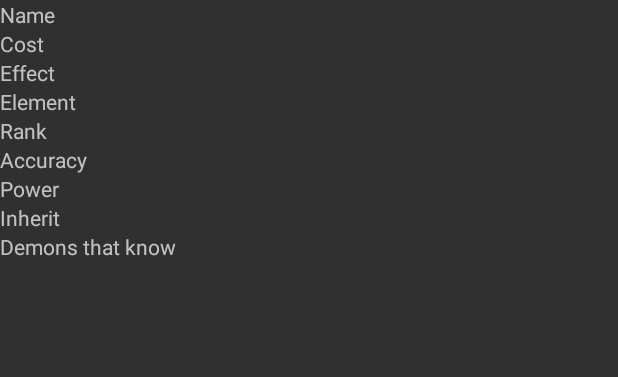
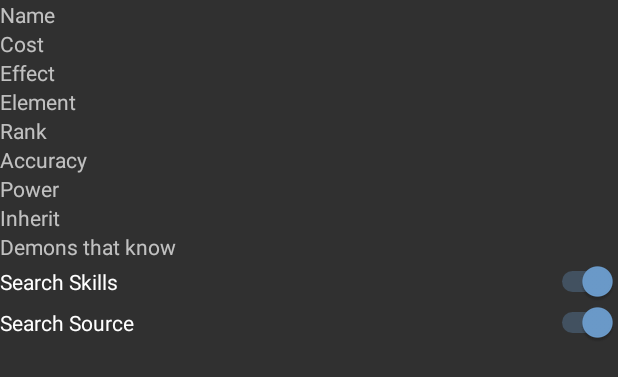
Before and after one commit to man-netcat/StrangeJourneyCompendium, an Android app: the layout activity_skill.xml on its own in the app's theme, with its tools: preview values and no code run, on a phone screen of 412 x 824 dp. Shown: the top 377 px of the screen. Run offline under Robolectric (Android 15) with nearby library versions, the phone set to English and light mode, and no system bars.

Commit message:
Added switches for advanced search, not functional yet

```diff
--- a/app/src/main/java/com/rickteuthof/strangejourneycompendium/DemonActivity.java
+++ b/app/src/main/java/com/rickteuthof/strangejourneycompendium/DemonActivity.java
@@ -11,7 +11,7 @@ import java.util.ArrayList;
 
 public class DemonActivity extends AppCompatActivity {
     public static String name;
-    public Demon[] demons = MainActivity.demons;
+    public final Demon[] demons = MainActivity.demons;
 
     @Override
     protected void onCreate(Bundle savedInstanceState) {
--- a/app/src/main/res/layout/activity_skill.xml
+++ b/app/src/main/res/layout/activity_skill.xml
@@ -7,67 +7,84 @@
     tools:context=".SkillActivity">
 
     <LinearLayout
-        android:layout_width="wrap_content"
+        android:layout_width="match_parent"
         android:layout_height="wrap_content"
         android:orientation="vertical">
 
         <TextView
             android:id="@+id/skill_name"
-            android:layout_width="wrap_content"
+            android:layout_width="match_parent"
             android:layout_height="wrap_content"
             android:text="@string/name" />
 
         <TextView
             android:id="@+id/skill_cost"
-            android:layout_width="wrap_content"
+            android:layout_width="match_parent"
             android:layout_height="wrap_content"
             android:text="@string/cost" />
 
         <TextView
             android:id="@+id/skill_effect"
-            android:layout_width="wrap_content"
+            android:layout_width="match_parent"
             android:layout_height="wrap_content"
             android:text="@string/effect" />
 
         <TextView
             android:id="@+id/skill_element"
-            android:layout_width="wrap_content"
+            android:layout_width="match_parent"
             android:layout_height="wrap_content"
             android:text="@string/element" />
 
         <TextView
             android:id="@+id/skill_rank"
-            android:layout_width="wrap_content"
+            android:layout_width="match_parent"
             android:layout_height="wrap_content"
             android:text="@string/rank" />
 
         <TextView
             android:id="@+id/skill_accuracy"
-            android:layout_width="wrap_content"
+            android:layout_width="match_parent"
             android:layout_height="wrap_content"
             android:text="@string/accuracy" />
 
         <TextView
             android:id="@+id/skill_power"
-            android:layout_width="wrap_content"
+            android:layout_width="match_parent"
             android:layout_height="wrap_content"
             android:text="@string/power" />
 
         <TextView
             android:id="@+id/skill_inherit"
-            android:layout_width="wrap_content"
+            android:layout_width="match_parent"
             android:layout_height="wrap_content"
             android:text="@string/inherit" />
 
         <TextView
             android:id="@+id/demon_string"
-            android:layout_width="wrap_content"
+            android:layout_width="match_parent"
             android:layout_height="wrap_content"
             android:text="@string/demons" />
 
         <android.support.v7.widget.RecyclerView
             android:id="@+id/skill_demons"
-            android:layout_width="wrap_content"
-            android:layout_height="wrap_content" />
+            android:layout_width="match_parent"
+            android:layout_height="wrap_content">
+
+        </android.support.v7.widget.RecyclerView>
+
+        <Switch
+            android:id="@+id/skill_switch"
+            android:layout_width="match_parent"
+            android:layout_height="wrap_content"
+            android:checked="true"
+            android:text="Search Skills" />
+
+        <Switch
+            android:id="@+id/source_switch"
+            android:layout_width="match_parent"
+            android:layout_height="wrap_content"
+            android:checked="true"
+            android:text="Search Source" />
+
     </LinearLayout>
 </ScrollView>
```
Also changed, not shown: app/src/main/java/com/rickteuthof/strangejourneycompendium/SkillActivity.java (+24 -3 lines), app/src/main/res/drawable/aeros.png, app/src/main/res/drawable/maria.png (added).
